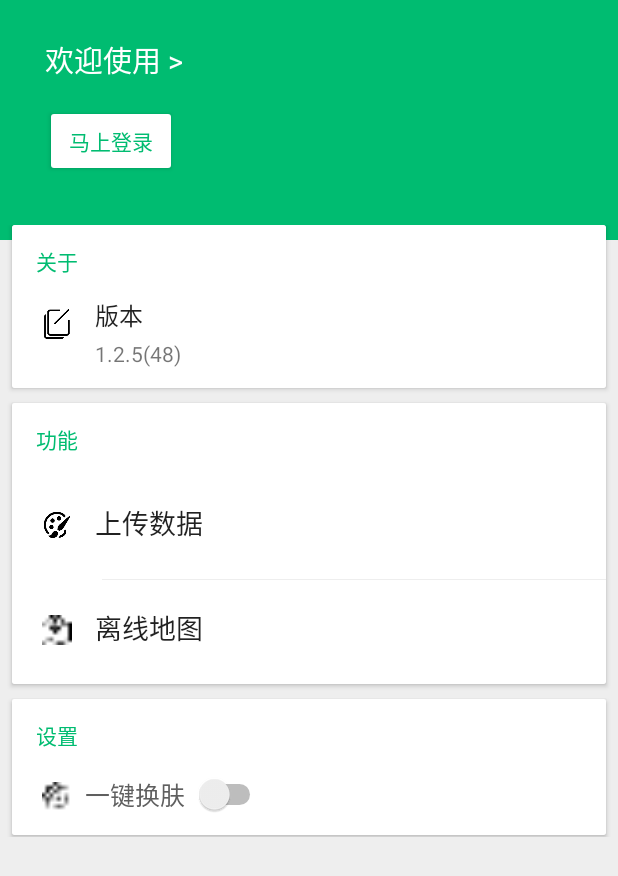
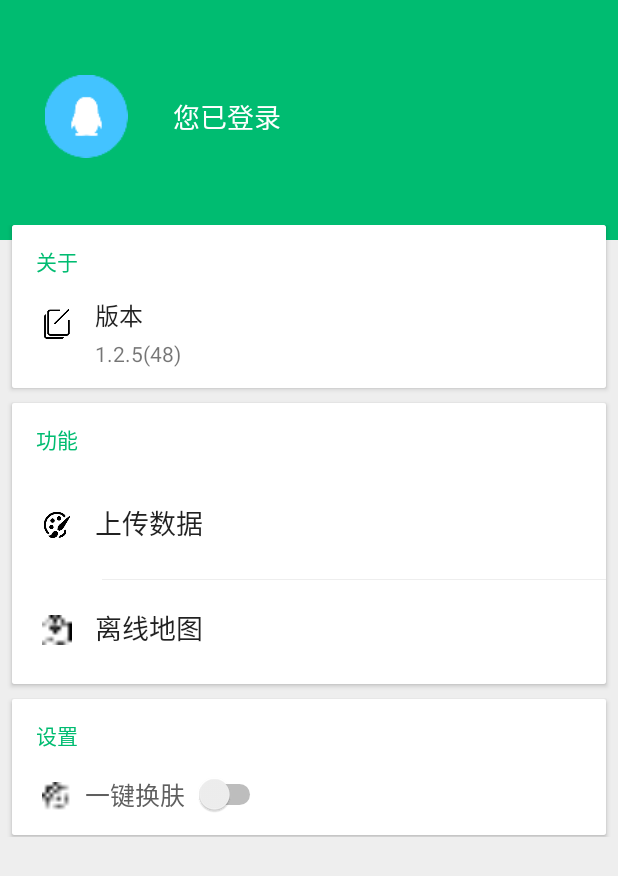
Before and after one commit to Lavanidad/Blueprint, an Android app: the fragment UserFragment placed in its activity, on a phone screen of 412 x 824 dp. Shown: the top 876 px of the screen. Run offline under Robolectric (Android 15) with nearby library versions, the light colour scheme and no system bars; our stand-ins replace ButterKnife, CircleImageView, EventBus; libraries missing offline, so code that uses them is left out: cn.bmob.newim, com.amap.api, com.ashokvarma.bottomnavigation, com.cocosw.bottomsheet, com.github.edsergeev and 1 more; 8 statements that could not run were skipped.

Commit message:
login -test2

```diff
--- a/app/src/main/java/com/deepspring/blueprint/adapter/TitleAdapter.java
+++ b/app/src/main/java/com/deepspring/blueprint/adapter/TitleAdapter.java
@@ -17,9 +17,7 @@ import com.deepspring.blueprint.bean.Title;
 
 import java.util.List;
 
-/**
- * Created by Administrator on 2018/5/3 0003.
- */
+
 
 public class TitleAdapter extends ArrayAdapter<Title> {
     private int resourceId;
--- a/app/src/main/java/com/deepspring/blueprint/fragment/DailyFragment.java
+++ b/app/src/main/java/com/deepspring/blueprint/fragment/DailyFragment.java
@@ -33,7 +33,7 @@ import okhttp3.Response;
 import static com.google.android.gms.internal.zzid.runOnUiThread;
 
 /**
- * todo list 1、内容页标题栏红色 2、banner样式设计 3、加载速度优化（fragment重复创建问题
+ * todo list  2、banner样式设计 3、加载速度优化（fragment重复创建问题
  */
 public class DailyFragment extends BaseFragment {
 
--- a/app/src/main/java/com/deepspring/blueprint/fragment/MapFragment.java
+++ b/app/src/main/java/com/deepspring/blueprint/fragment/MapFragment.java
@@ -28,7 +28,7 @@ import com.deepspring.blueprint.activity.step.StepActivity;
 import com.deepspring.blueprint.adapter.BaseViewPagerAdapter;
 import com.deepspring.blueprint.base.BaseFragment;
 
-//todo-list fragment重复创建
+
 public class MapFragment extends BaseFragment {
 
     private TabLayout mTabLayout;
--- a/app/src/main/java/com/deepspring/blueprint/fragment/UserFragment.java
+++ b/app/src/main/java/com/deepspring/blueprint/fragment/UserFragment.java
@@ -14,12 +14,18 @@ import com.deepspring.blueprint.activity.LoginActivity;
 
 import org.greenrobot.eventbus.EventBus;
 import org.greenrobot.eventbus.Subscribe;
+import org.greenrobot.eventbus.ThreadMode;
+
+import cn.bmob.newim.event.MessageEvent;
 
 
 public class UserFragment extends Fragment {
 
     private Button mButton;
     private Button LoginBtn;
+    private View unLoginView;
+    private View LoginView;
+    private boolean isLogin = false;
 
     public UserFragment() {
         // Required empty public constructor
@@ -36,13 +42,21 @@ public class UserFragment extends Fragment {
     @Override
     public void onCreate(Bundle savedInstanceState) {
         super.onCreate(savedInstanceState);
-      //  EventBus.getDefault().register(this);//在当前界面注册一个订阅者
+        EventBus.getDefault().register(this);//在当前界面注册一个订阅者
+    }
+
+    //用于接收传MessageEvent这个类的消息
+    @Subscribe(threadMode = ThreadMode.MAIN)
+    public void onShowMessageEvent(MessageEvent messageEvent) {
+        isLogin = true;
     }
 
     @Override
     public View onCreateView(LayoutInflater inflater, ViewGroup container,
                              Bundle savedInstanceState) {
         View rootView = inflater.inflate(R.layout.fragment_user, container, false);
+        unLoginView = rootView.findViewById(R.id.userinfo_head);
+        LoginView = rootView.findViewById(R.id.userinfo_head_logined);
         mButton = rootView.findViewById(R.id.map_btn);
         mButton.setOnClickListener(new View.OnClickListener() {
             @Override
@@ -58,9 +72,19 @@ public class UserFragment extends Fragment {
                 startActivity(new Intent(getActivity(), LoginActivity.class));
             }
         });
+        changeView();
         return rootView;
     }
 
+    public void changeView(){
+        if(isLogin = true){
+            unLoginView.setVisibility(View.GONE);
+            LoginView.setVisibility(View.VISIBLE);
+        }else {
+            unLoginView.setVisibility(View.VISIBLE);
+            LoginView.setVisibility(View.GONE);
+        }
+    }
 
     @Override
     public void onDestroy() {
--- a/app/src/main/java/com/deepspring/blueprint/server/StepService.java
+++ b/app/src/main/java/com/deepspring/blueprint/server/StepService.java
@@ -269,7 +269,7 @@ public class StepService extends Service implements SensorEventListener {
     }
 
     /**
-     * 更新步数通知 //TODO
+     * 更新步数通知
      */
     private void updateNotification() {
         //设置点击跳转
@@ -316,7 +316,6 @@ public class StepService extends Service implements SensorEventListener {
      */
     private void remindNotify() {
 
-        //todo 设置点击跳转
         Intent hangIntent = new Intent(this, StepActivity.class);
         PendingIntent hangPendingIntent = PendingIntent.getActivity(this, 0, hangIntent, PendingIntent.FLAG_CANCEL_CURRENT);
 
--- a/app/src/main/res/layout/userinfo_item_head_logined.xml
+++ b/app/src/main/res/layout/userinfo_item_head_logined.xml
@@ -3,13 +3,14 @@
     android:layout_width="match_parent"
     android:layout_height="wrap_content"
     android:layout_marginLeft="30dp"
-    android:layout_marginTop="25dp"
+    android:layout_marginTop="45dp"
     android:background="@color/colorPrimary">
 
     <ImageView
         android:id="@+id/iv_userinfo_pic"
-        android:layout_width="70dp"
-        android:layout_height="70dp"
+        android:layout_marginTop="10dp"
+        android:layout_width="55dp"
+        android:layout_height="55dp"
         android:layout_centerVertical="true"
         android:src="@mipmap/login_btn_qq" />
 
@@ -28,9 +29,9 @@
             android:layout_width="wrap_content"
             android:layout_height="wrap_content"
             android:layout_marginLeft="10dp"
-            android:text="Lavanidad"
+            android:text="您已登录"
             android:textColor="@color/white"
-            android:textSize="20sp" />
+            android:textSize="18sp" />
     </LinearLayout>
 
 </RelativeLayout>
```
Also changed, not shown: app/src/main/java/com/deepspring/blueprint/activity/LoginActivity.java (+7 -4 lines), app/src/main/java/com/deepspring/blueprint/utils/CheckPermissionUtils.java (deleted, +0 -37 lines), app/src/main/java/com/deepspring/blueprint/utils/SensorEventHelper.java (deleted, +0 -105 lines), app/src/main/java/com/deepspring/blueprint/widget/LocationTask.java (deleted, +0 -132 lines), app/src/main/java/com/deepspring/blueprint/widget/OnLocationGetListener.java (deleted, +0 -18 lines), app/src/main/java/com/deepspring/blueprint/widget/PositionEntity.java (deleted, +0 -33 lines).
